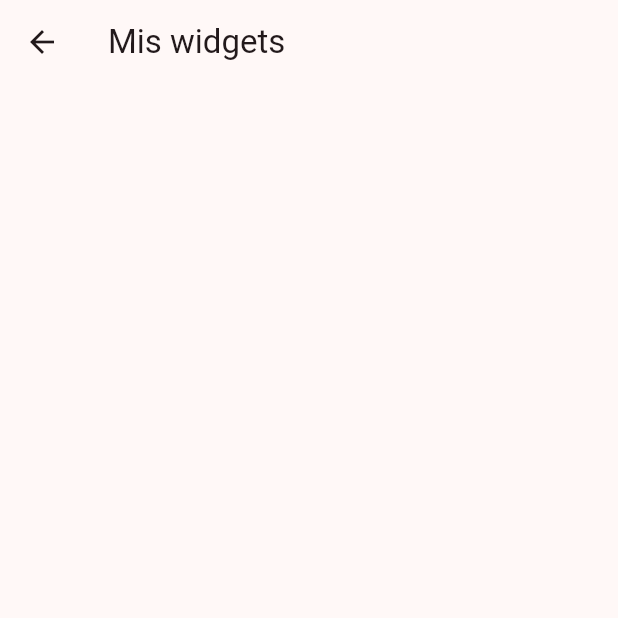
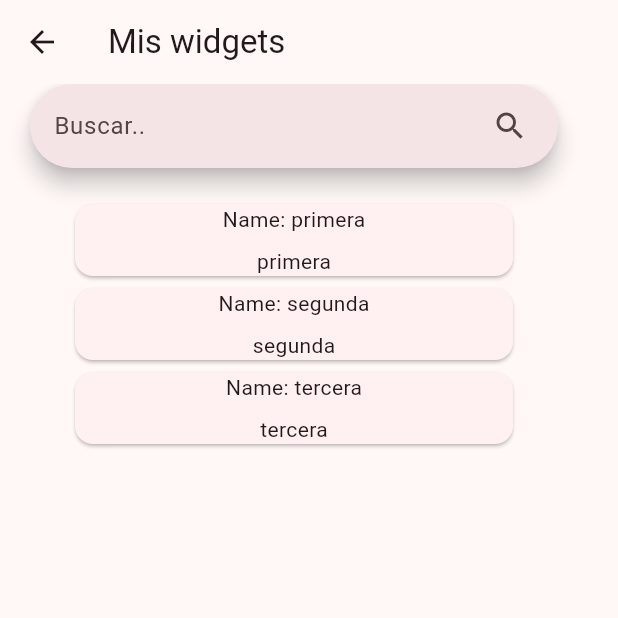
Before and after one commit to SamaritanoDev/widgets, a Flutter app: the WidgetsCustomScreen screen opened by its route, on a phone screen of 412 x 824 dp, the top half of it. Run offline on Flutter 3.47's test engine with Material 3 defaults, Android fonts, the phone set to English and light mode, and no system bars.

Commit message:
searchbar

```diff
--- a/lib/pages/widgets_custom_screen.dart
+++ b/lib/pages/widgets_custom_screen.dart
@@ -1,7 +1,49 @@
 import 'package:flutter/material.dart';
 
-class WidgetsCustomScreen extends StatelessWidget {
+class WidgetsCustomScreen extends StatefulWidget {
   const WidgetsCustomScreen({Key? key}) : super(key: key);
+
+  @override
+  State<WidgetsCustomScreen> createState() => _WidgetsCustomScreenState();
+}
+
+class _WidgetsCustomScreenState extends State<WidgetsCustomScreen> {
+  final TextEditingController serachController = TextEditingController();
+  List<String> listItems = ['primera', 'segunda', 'tercera'];
+  var items = [];
+  var searchHistory = [];
+
+  @override
+  void initState() {
+    super.initState();
+    serachController.addListener(valueListener);
+  }
+
+  @override
+  void dispose() {
+    serachController.removeListener(valueListener);
+    serachController.dispose();
+    super.dispose();
+  }
+
+  void valueListener() {
+    search(serachController.text);
+  }
+
+  void search(String value) {
+    if (value.isEmpty) {
+      setState(() {
+        items = listItems;
+      });
+    } else {
+      setState(() {
+        items = listItems
+            .where((element) =>
+                element.toLowerCase().contains(value.toLowerCase()))
+            .toList();
+      });
+    }
+  }
 
   @override
   Widget build(BuildContext context) {
@@ -9,9 +51,43 @@ class WidgetsCustomScreen extends StatelessWidget {
       appBar: AppBar(
         title: const Text('Mis widgets'),
       ),
-      body: const SingleChildScrollView(
-        child: Column(
-          children: [],
+      body: SingleChildScrollView(
+        child: Padding(
+          padding: const EdgeInsets.only(left: 20, right: 40),
+          child: Column(
+            children: [
+              SearchBar(
+                controller: serachController,
+                hintText: 'Buscar..',
+                // hintStyle:
+                //     const MaterialStatePropertyAll(TextStyle(fontSize: 15)),
+                trailing: [
+                  IconButton(onPressed: () {}, icon: const Icon(Icons.search)),
+                ],
+              ),
+              const SizedBox(height: 20),
+              SizedBox(
+                height: 300,
+                width: 300,
+                child: ListView.builder(
+                  itemCount: items.isEmpty ? listItems.length : items.length,
+                  itemBuilder: ((context, index) {
+                    final item =
+                        items.isEmpty ? listItems[index] : items[index];
+                    return Card(
+                      child: Column(
+                        children: [
+                          Text('Name: $item'),
+                          const SizedBox(height: 8),
+                          Text(item),
+                        ],
+                      ),
+                    );
+                  }),
+                ),
+              ),
+            ],
+          ),
         ),
       ),
     );
--- /dev/null
+++ b/lib/widgets/search_bar_custom.dart
@@ -0,0 +1,32 @@
+import 'package:flutter/material.dart';
+
+class SearchBar extends StatelessWidget {
+  final IconData icon;
+  final TextEditingController controller;
+  final Function(String) onSubmitted;
+
+  const SearchBar({
+    super.key,
+    required this.icon,
+    required this.controller,
+    required this.onSubmitted,
+  });
+
+  @override
+  Widget build(BuildContext context) {
+    return Container(
+      decoration: BoxDecoration(
+        borderRadius: BorderRadius.circular(18),
+      ),
+      child: TextField(
+        controller: controller,
+        decoration: InputDecoration(
+          prefixIcon: Icon(icon),
+          hintText: 'Buscar',
+          border: InputBorder.none,
+        ),
+        onSubmitted: onSubmitted,
+      ),
+    );
+  }
+}
```
